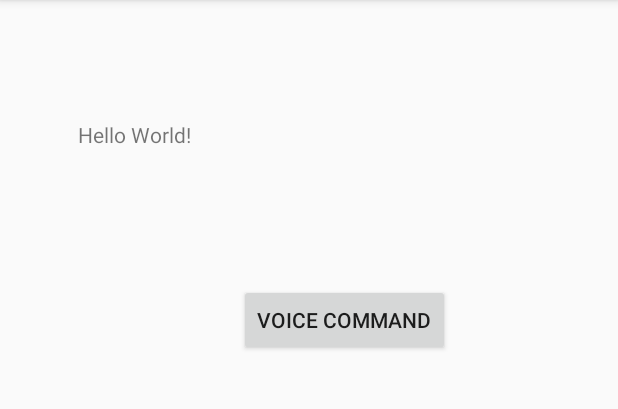
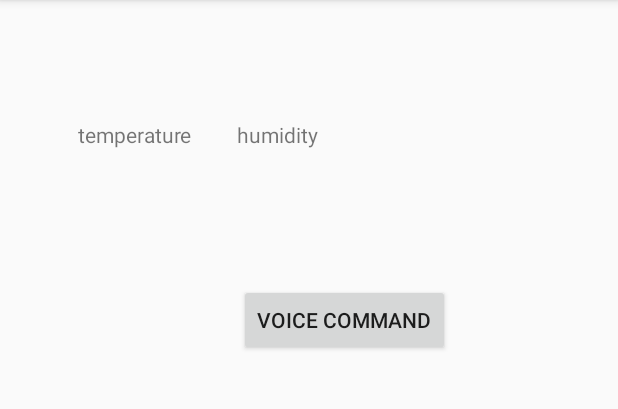
Before and after one commit to gazdimi/AndroidApp, an Android app: the screen it shows after launch (MainActivity), on a phone screen of 412 x 824 dp, the part 84-493 px from its top. Run offline under Robolectric (Android 15) with nearby library versions, the phone set to English and light mode, and no system bars.

Commit message:
Humidity added

```diff
--- a/app/src/main/java/com/kirkinis/p16049/trackmyrun/MainActivity.java
+++ b/app/src/main/java/com/kirkinis/p16049/trackmyrun/MainActivity.java
@@ -6,8 +6,13 @@ import androidx.appcompat.app.AppCompatActivity;
 import androidx.core.app.ActivityCompat;
 
 import android.Manifest;
+import android.content.Context;
 import android.content.Intent;
 import android.database.sqlite.SQLiteDatabase;
+import android.hardware.Sensor;
+import android.hardware.SensorEvent;
+import android.hardware.SensorEventListener;
+import android.hardware.SensorManager;
 import android.location.Location;
 import android.location.LocationListener;
 import android.location.LocationManager;
@@ -30,20 +35,20 @@ import java.net.URL;
 import javax.net.ssl.HttpsURLConnection;
 
 
-public class MainActivity extends AppCompatActivity implements View.OnClickListener, LocationListener
+public class MainActivity extends AppCompatActivity implements View.OnClickListener, LocationListener, SensorEventListener
 {
 
-    private Button voiceb;
-    private Text2Speech t2s;
-    private LocationManager locationManager; //reference to the system Location Manager
-    private SQLiteDatabase db;
-
-    private boolean running = false;
+    Button voiceb;
+    Text2Speech t2s;
+    LocationManager locationManager; //reference to the system Location Manager
+    SQLiteDatabase db;
+    SensorManager sensorManager;
+    Sensor humidity;
+    boolean running = false;
     static final int req = 001;
     static final int voice_req = 002;
-
-    //static final int REQ_CODE = 432;
-    TextView weather;
+    static  final int REQ = 003;
+    TextView weather, hum;
     double longitude, latitude;
 
     class Weather extends AsyncTask<String, Void, StringBuffer>{ //<Params (url in string), Progress, Result>
@@ -86,6 +91,7 @@ public class MainActivity extends AppCompatActivity implements View.OnClickListe
 
         voiceb = findViewById(R.id.voicecom);
         weather = findViewById(R.id.weather);
+        hum = findViewById(R.id.humidity);
         voiceb.setOnClickListener(this);
 
         t2s = new Text2Speech(this);
@@ -108,14 +114,18 @@ public class MainActivity extends AppCompatActivity implements View.OnClickListe
             running = false;
         }catch (Exception e){}
 
+        //Get an instance of the sensor service, and use that to get an instance of humidity sensor.
+        sensorManager = (SensorManager) getSystemService(Context.SENSOR_SERVICE);
+        humidity = sensorManager.getDefaultSensor(Sensor.TYPE_RELATIVE_HUMIDITY);
+        sensorManager.registerListener(this,humidity,SensorManager.SENSOR_DELAY_NORMAL);
+
     }
 
     public void startRunning()
     {
-        if(ActivityCompat.checkSelfPermission(this, Manifest.permission.ACCESS_FINE_LOCATION)
-                != PackageManager.PERMISSION_GRANTED)
+        if(ActivityCompat.checkSelfPermission(this, Manifest.permission.ACCESS_FINE_LOCATION) != PackageManager.PERMISSION_GRANTED)
         { // an den iparxoun ta zitame
-            ActivityCompat.requestPermissions(this, new String[] {Manifest.permission.ACCESS_FINE_LOCATION}, req);
+            ActivityCompat.requestPermissions(this, new String[] {Manifest.permission.ACCESS_FINE_LOCATION}, REQ);
         }
         else
         { // dimiourgoume ton listener
@@ -219,27 +229,32 @@ public class MainActivity extends AppCompatActivity implements View.OnClickListe
     }
 
     @Override
-    public void onStatusChanged(String provider, int status, Bundle extras) {
-
-    }
+    public void onStatusChanged(String provider, int status, Bundle extras) {}
 
     @Override
-    public void onProviderEnabled(String provider) {
-
-    }
+    public void onProviderEnabled(String provider) {}
 
     @Override
-    public void onProviderDisabled(String provider) {
-
-    }
+    public void onProviderDisabled(String provider) {}
 
     @Override
     public void onRequestPermissionsResult(int requestCode, @NonNull String[] permissions, @NonNull int[] grantResults)
     {
         super.onRequestPermissionsResult(requestCode, permissions, grantResults);
-        if (grantResults[0] == PackageManager.PERMISSION_GRANTED)
+        if ((grantResults[0] == PackageManager.PERMISSION_GRANTED) && (requestCode == REQ))
         {
-            startRunning(); //to kaloume ksana oste na energopoiithei an to dektei o xristis
+            startRunning(); //recall if accepted
         }
     }
+
+    @Override
+    public void onSensorChanged(SensorEvent event) {
+        hum.setText(String.valueOf((int)event.values[0] * 100) + "%");
+        sensorManager.unregisterListener(this); // stop listener
+    }
+
+    @Override
+    public void onAccuracyChanged(Sensor sensor, int accuracy) {
+
+    }
 }
--- a/app/src/main/res/layout/activity_main.xml
+++ b/app/src/main/res/layout/activity_main.xml
@@ -10,7 +10,7 @@
         android:id="@+id/weather"
         android:layout_width="wrap_content"
         android:layout_height="wrap_content"
-        android:text="Hello World!"
+        android:text="temperature"
         app:layout_constraintBottom_toBottomOf="parent"
         app:layout_constraintHorizontal_bias="0.155"
         app:layout_constraintLeft_toLeftOf="parent"
@@ -28,4 +28,13 @@
         app:layout_constraintEnd_toEndOf="parent"
         app:layout_constraintTop_toTopOf="parent" />
 
+    <TextView
+        android:id="@+id/humidity"
+        android:layout_width="wrap_content"
+        android:layout_height="wrap_content"
+        android:layout_marginStart="30dp"
+        android:text="humidity"
+        app:layout_constraintBaseline_toBaselineOf="@+id/weather"
+        app:layout_constraintStart_toEndOf="@+id/weather" />
+
 </androidx.constraintlayout.widget.ConstraintLayout>
```
